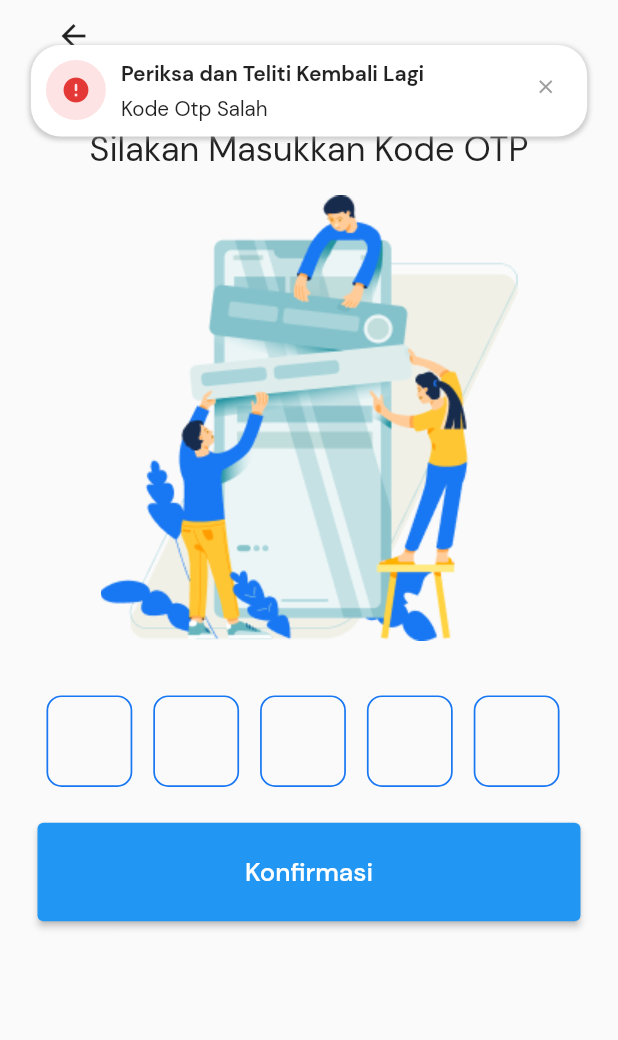
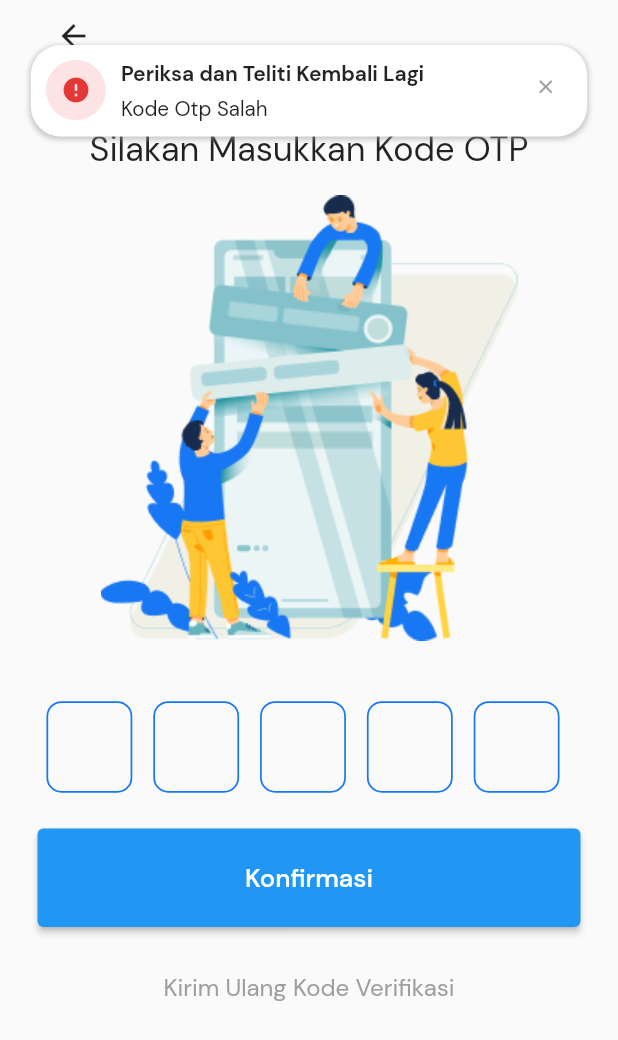
Before and after one commit to Greek-Cp/sidokare_mobile_app, a Flutter app: the InputOtp screen opened directly with empty values, after a tap on "Konfirmasi", on a phone screen of 412 x 824 dp. Shown: the top 1040 px of the screen. Run offline on Flutter 3.47's test engine with Material 2 defaults, Android fonts, the phone set to English and light mode, and no system bars; drawn by our look-alikes of flutter_otp_text_field; our stand-ins replace cached_network_image, cherry_toast, curved_navigation_bar, dropdown_button2, file_picker, flutter_easyloading and 13 more; missing offline and left inert: bottom_bar_matu, flutter_custom_tab_bar, mailer, rotated_corner_decoration, wave_transition; accounts and stored records are empty; project files that could hold a hidden picture were left out.

Commit message:
Penambahan Kirim Ulang OTP dan session OTP
Penambahan Hitung Mundur OTP

```diff
--- a/lib/const/const.dart
+++ b/lib/const/const.dart
@@ -1,3 +1,3 @@
 class ApiPoint {
-  static String? BASE_URL = "192.168.111.1:8000";
+  static String? BASE_URL = "127.0.0.1:8000";
 }
--- a/lib/pages/page_inputotp.dart
+++ b/lib/pages/page_inputotp.dart
@@ -1,10 +1,16 @@
+import 'dart:async';
+import 'dart:math';
+
 import 'package:flutter/material.dart';
 import 'package:flutter/services.dart';
 import 'package:flutter_otp_text_field/flutter_otp_text_field.dart';
 import 'package:flutter_screenutil/flutter_screenutil.dart';
+import 'package:mailer/mailer.dart';
+import 'package:mailer/smtp_server/gmail.dart';
 import 'package:otp_text_field/otp_field.dart';
 import 'package:otp_text_field/style.dart';
 import 'package:sidokare_mobile_app/component/Toast.dart';
+import 'package:sidokare_mobile_app/component/text_description.dart';
 import 'package:sidokare_mobile_app/const/list_color.dart';
 import 'package:sidokare_mobile_app/const/util.dart';
 import 'package:sidokare_mobile_app/model/api/http_statefull.dart';
@@ -26,6 +32,59 @@ class _InputOtpState extends State<InputOtp> {
   static String? pilihPage;
   static String? emailTerbawah;
   Map? receiveData;
+  int _countdown = 30;
+  Timer? _timer;
+  bool statusHitungMundur = false;
+
+  @override
+  void initState() {
+    super.initState();
+    startCountdown();
+  }
+
+  void startCountdown() {
+    const oneSec = Duration(seconds: 1);
+    _timer = Timer.periodic(oneSec, (timer) {
+      setState(() {
+        if (_countdown < 1) {
+          statusHitungMundur = false;
+          _timer?.cancel();
+        } else {
+          _countdown = _countdown - 1;
+        }
+      });
+    });
+  }
+
+  void resendOTP(String email) {
+    if (_countdown == 0) {
+      setState(() {
+        _countdown = 30;
+        statusHitungMundur = true;
+
+        sendMail(email);
+      });
+
+      startCountdown();
+    }
+  }
+
+  @override
+  void dispose() {
+    _timer?.cancel();
+    super.dispose();
+  }
+
+  String formatTime(int seconds) {
+    int minutes = (seconds / 60).floor();
+    int remainingSeconds = seconds % 60;
+
+    String minutesStr = (minutes % 60).toString().padLeft(2, '0');
+    String secondsStr = remainingSeconds.toString().padLeft(2, '0');
+
+    return "$minutesStr:$secondsStr";
+  }
+
   @override
   Widget build(BuildContext context) {
     // TODO: implement build
@@ -52,11 +111,50 @@ class _InputOtpState extends State<InputOtp> {
                   _HeaderText(),
                   _DescHeaderText(),
                   _ImageLupaKataSandi(),
-                  const SizedBox(
-                    height: 20,
+                  SizedBox(
+                    height: 20.h,
                   ),
                   _inputOtp(),
-                  _ButtonVerif()
+                  _ButtonVerif(),
+                  SizedBox(height: 5.h),
+                  statusHitungMundur == true
+                      ? Center(
+                          child: RichText(
+                              textAlign: TextAlign.center,
+                              text: TextSpan(children: [
+                                TextSpan(
+                                  text: "Kirim Ulang OTP Dalam Waktu ",
+                                  style: TextStyle(
+                                    fontFamily: fontfix.DmSansBruh,
+                                    fontSize: 14.sp,
+                                    color: Colors.grey,
+                                  ),
+                                ),
+                                TextSpan(
+                                  text: "${formatTime(_countdown)}",
+                                  style: TextStyle(
+                                    fontFamily: fontfix.DmSansBruh,
+                                    fontWeight: FontWeight.bold,
+                                    fontSize: 14.sp,
+                                    color: Colors.blue,
+                                  ),
+                                )
+                              ])))
+                      : Center(
+                          child: GestureDetector(
+                            onTap: () {
+                              resendOTP(emailTerbawah.toString());
+                            },
+                            child: Text(
+                              'Kirim Ulang Kode Verifikasi',
+                              style: TextStyle(
+                                fontFamily: fontfix.DmSansBruh,
+                                fontSize: 14.sp,
+                                color: Colors.grey,
+                              ),
+                            ),
+                          ),
+                        ),
                 ],
               ),
             ),
@@ -98,6 +196,35 @@ class _InputOtpState extends State<InputOtp> {
         ),
       ),
     );
+  }
+
+  sendMail(String input_email) {
+    String username = 'e41211358@student.polije.ac.id';
+    String password = 'ojmqzqkblieamunx';
+
+    var rng = new Random();
+    var code = rng.nextInt(90000) + 10000;
+    print("kode nya adalah = ${code}");
+    final smtpServer = gmail(username, password);
+    String emailPenerima = input_email;
+    print(emailPenerima + " Get");
+    final message = Message()
+      ..from = Address(username, 'Reuni321 TEAM')
+      ..recipients.add(emailPenerima)
+      ..subject = 'Verifikasi Kode Lupa Sandi'
+      ..html = "<h1>Kode Verifikasi</h1>\n<h3>Kode Verifikasi == ${code} </h3>";
+
+    // print('Message sent: ' + sendReport.toString());
+    try {
+      final sendReport = send(message, smtpServer);
+      print('Message sent: ' + sendReport.toString());
+    } on MailerException catch (e) {
+      print('Message not sent.');
+      for (var p in e.problems) {
+        print('Problem: ${p.code}: ${p.msg}');
+        // ToastWidget.ToastEror(context, ' Format Email Tidak Sesuai');
+      }
+    }
   }
 
   Widget _inputOtp() {
```
